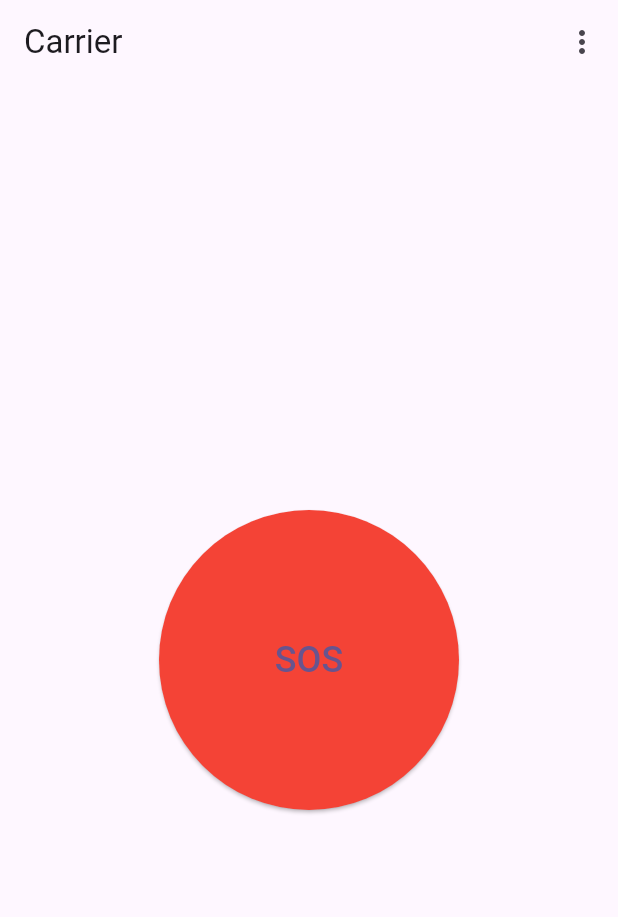
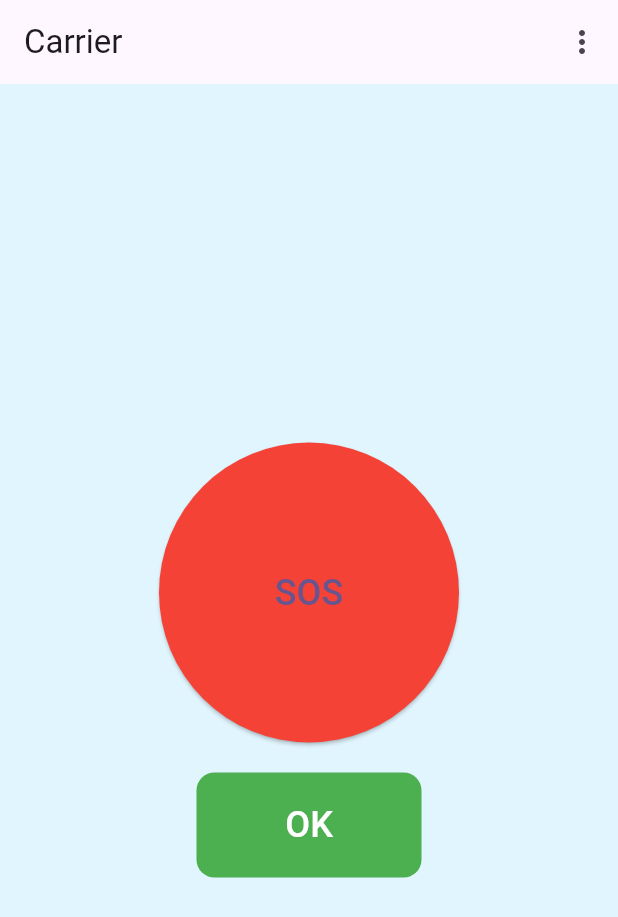
Before and after one commit to ropeiz/smart_walking_stick_app, a Flutter app: the CarrierScreen screen opened directly, after a tap on "SOS", on a phone screen of 412 x 824 dp. Shown: the top 917 px of the screen. Run offline on Flutter 3.47's test engine with Material 3 defaults, Android fonts, the light colour scheme and no system bars; missing offline and left inert: amazon_cognito_identity_dart_2.

Commit message:
Carrier_screen v2

```diff
--- a/stick_app/lib/screens/carrier_screen.dart
+++ b/stick_app/lib/screens/carrier_screen.dart
@@ -1,13 +1,75 @@
 import 'package:flutter/material.dart';
-import 'start_screen.dart';
+import 'package:stick_app/screens/start_screen.dart'; // Importación de StartScreen
+import 'dart:async';
 
-class CarrierScreen extends StatelessWidget {
+class CarrierScreen extends StatefulWidget {
   const CarrierScreen({super.key});
+
+  @override
+  _CarrierScreenState createState() => _CarrierScreenState();
+}
+
+class _CarrierScreenState extends State<CarrierScreen> {
+  bool isFlashing = false;
+  bool showOkButton = false;
+  Color sosButtonColor = Colors.red;
+  Timer? flashTimer;
+  Timer? longPressTimer;
+  double progress = 0.0;
+
+  void startFlashing() {
+    flashTimer = Timer.periodic(const Duration(milliseconds: 500), (timer) {
+      setState(() {
+        sosButtonColor = sosButtonColor == Colors.red ? Colors.white : Colors.red;
+      });
+    });
+  }
+
+  void stopFlashing() {
+    flashTimer?.cancel();
+    setState(() {
+      sosButtonColor = Colors.red;
+      showOkButton = false;
+      isFlashing = false;
+      progress = 0.0;
+    });
+  }
+
+  void startLongPress() {
+    const pressDuration = Duration(milliseconds: 2500); // 2.5 segundos
+    final interval = const Duration(milliseconds: 50); // Intervalo de actualización
+    final increment = interval.inMilliseconds / pressDuration.inMilliseconds; // Incremento de progreso
+
+    longPressTimer = Timer.periodic(interval, (timer) {
+      setState(() {
+        progress += increment;
+        if (progress >= 1.0) {
+          stopFlashing();
+          timer.cancel();
+        }
+      });
+    });
+  }
+
+  void cancelLongPress() {
+    longPressTimer?.cancel();
+    setState(() {
+      progress = 0.0; // Restablece el progreso si se cancela la pulsación larga
+    });
+  }
+
+  @override
+  void dispose() {
+    flashTimer?.cancel();
+    longPressTimer?.cancel();
+    super.dispose();
+  }
 
   @override
   Widget build(BuildContext context) {
     return Scaffold(
       appBar: AppBar(
+        automaticallyImplyLeading: false, // Elimina la flecha de regreso
         title: const Text('Carrier'),
         actions: [
           PopupMenuButton<String>(
@@ -28,15 +90,75 @@ class CarrierScreen extends StatelessWidget {
           ),
         ],
       ),
-      body: Center(
-        child: ElevatedButton(
-          onPressed: () {
-            // Acción SOS
-          },
-          style: ElevatedButton.styleFrom(
-          backgroundColor: Colors.red, // Cambié 'primary' por 'backgroundColor'
-          minimumSize: const Size(200, 200)),
-          child: const Text('SOS', style: TextStyle(fontSize: 24)),
+      body: Container(
+        color: Colors.lightBlue[50], // Fondo azul claro
+        child: Center(
+          child: Column(
+            mainAxisAlignment: MainAxisAlignment.center,
+            children: [
+              ElevatedButton(
+                onPressed: () {
+                  if (!isFlashing) {
+                    setState(() {
+                      isFlashing = true;
+                      showOkButton = true;
+                    });
+                    startFlashing();
+                  }
+                },
+                style: ElevatedButton.styleFrom(
+                  backgroundColor: sosButtonColor,
+                  minimumSize: const Size(200, 200),
+                ),
+                child: const Text('SOS', style: TextStyle(fontSize: 24)),
+              ),
+              const SizedBox(height: 20),
+              if (showOkButton)
+                GestureDetector(
+                  onLongPressStart: (_) {
+                    startLongPress();
+                  },
+                  onLongPressEnd: (_) {
+                    cancelLongPress();
+                  },
+                  child: Stack(
+                    alignment: Alignment.center,
+                    children: [
+                      ElevatedButton(
+                        onPressed: null,
+                        style: ElevatedButton.styleFrom(
+                          backgroundColor: Colors.green,
+                          foregroundColor: Colors.white,
+                          disabledForegroundColor: Colors.white,
+                          disabledBackgroundColor: Colors.green,
+                          minimumSize: const Size(150, 70),
+                          shape: RoundedRectangleBorder(
+                            borderRadius: BorderRadius.circular(12),
+                          ),
+                        ),
+                        child: const Text(
+                          'OK',
+                          style: TextStyle(fontSize: 24),
+                        ),
+                      ),
+                      Positioned.fill(
+                        child: Align(
+                          alignment: Alignment.centerLeft,
+                          child: Container(
+                            height: 70, // Altura de la barra
+                            width: 150 * progress, // Ancho proporcional al progreso
+                            decoration: BoxDecoration(
+                              color: Colors.white.withOpacity(0.3),
+                              borderRadius: BorderRadius.circular(12),
+                            ),
+                          ),
+                        ),
+                      ),
+                    ],
+                  ),
+                ),
+            ],
+          ),
         ),
       ),
     );
```
